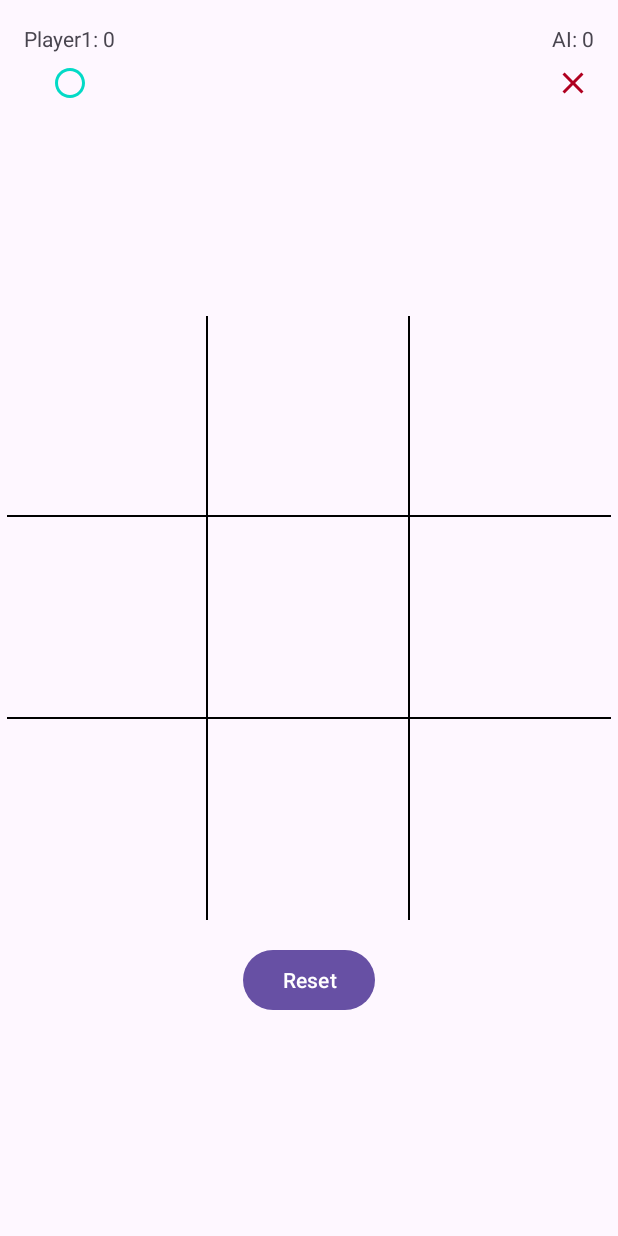
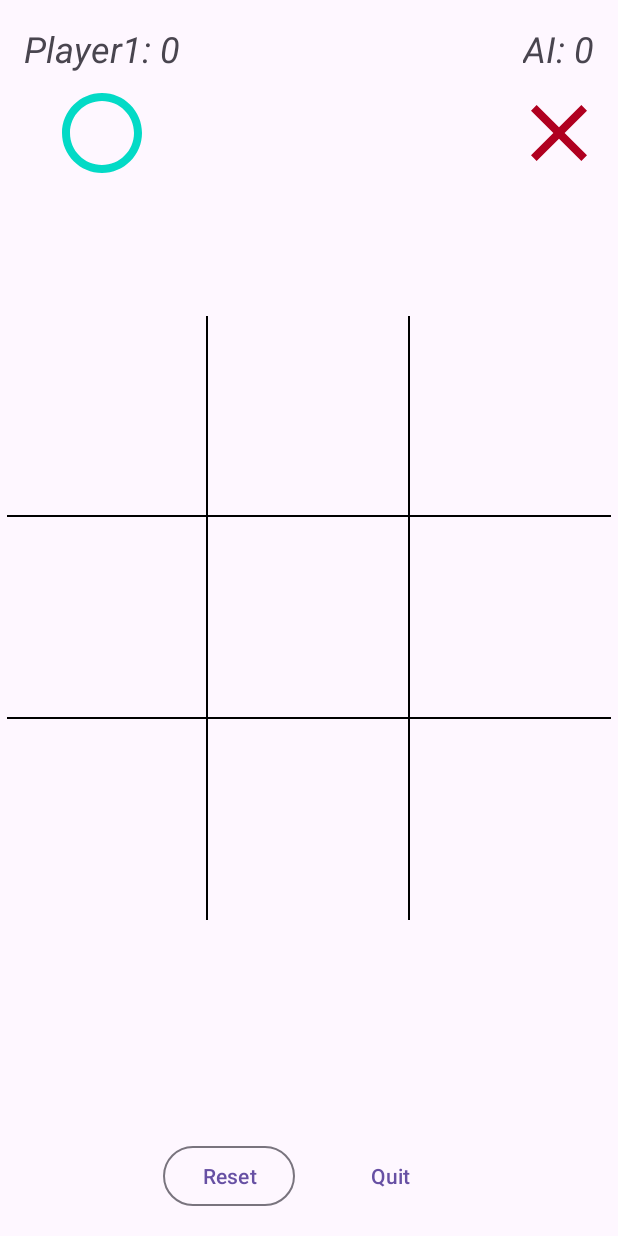
Before and after one commit to oelgazzar/TicTacToe, an Android app: the fragment GamePlayFragment placed in its activity, on a phone screen of 412 x 824 dp. Run offline under Robolectric (Android 15) with nearby library versions, the phone set to English and light mode, and no system bars; our stand-ins replace data binding; Roboto replaces fonts that are not available here; 1 statement that could not run was skipped.

Commit message:
update navigation

```diff
--- a/app/src/main/java/com/example/tictactoe/ui/GamePlayFragment.kt
+++ b/app/src/main/java/com/example/tictactoe/ui/GamePlayFragment.kt
@@ -24,9 +24,19 @@ class GamePlayFragment : Fragment(R.layout.fragment_game_play), BoardView.OnMove
         }
     }
 
+    override fun onStart() {
+        super.onStart()
+        viewModel.start()
+    }
+
     fun resetGame() {
         viewModel.reset()
         binding.boardView.invalidate()
+    }
+
+    fun quit() {
+        resetGame()
+        findNavController().navigate(R.id.action_gamePlayFragment_to_gameIntroFragment)
     }
 
     private fun onGameEnded() {
--- a/app/src/main/java/com/example/tictactoe/ui/GameViewModel.kt
+++ b/app/src/main/java/com/example/tictactoe/ui/GameViewModel.kt
@@ -42,10 +42,16 @@ class GameViewModel: ViewModel() {
 
 
     init {
-        reset()
+        start()
     }
 
     fun reset() {
+        _p1Score.value = 0
+        _p2Score.value = 0
+        start()
+    }
+
+    fun start() {
         _matrix.value = createEmptyMatrix()
         nextTurn = "p1"
         _winner = 0
--- a/app/src/main/res/layout/fragment_game_play.xml
+++ b/app/src/main/res/layout/fragment_game_play.xml
@@ -21,23 +21,27 @@
             android:id="@+id/player1_text"
             android:layout_width="wrap_content"
             android:layout_height="wrap_content"
+            android:layout_marginStart="16dp"
+            android:layout_marginTop="16dp"
             android:text="@{@string/player1_score_text(viewModel.p1Score)}"
+            android:textSize="24sp"
+            android:textStyle="italic"
             app:layout_constraintStart_toStartOf="parent"
             app:layout_constraintTop_toTopOf="parent"
-            android:layout_marginStart="16dp"
-            android:layout_marginTop="16dp"
-            tools:text="Player1: 10"/>
+            tools:text="Player1: 10" />
 
         <TextView
             android:id="@+id/player2_text"
             android:layout_width="wrap_content"
             android:layout_height="wrap_content"
+            android:layout_marginTop="16dp"
+            android:layout_marginEnd="16dp"
             android:text="@{@string/player2_score_text(viewModel.mode, viewModel.p2Score)}"
+            android:textSize="24sp"
+            android:textStyle="italic"
             app:layout_constraintEnd_toEndOf="parent"
             app:layout_constraintTop_toTopOf="parent"
-            android:layout_marginEnd="16dp"
-            android:layout_marginTop="16dp"
-            tools:text="Player2: 5"/>
+            tools:text="Player2: 5" />
 
         <com.example.tictactoe.ui.BoardView
             android:id="@+id/boardView"
@@ -47,18 +51,7 @@
             app:layout_constraintEnd_toEndOf="parent"
             app:layout_constraintStart_toStartOf="parent"
             app:layout_constraintTop_toTopOf="parent"
-            app:matrix="@{viewModel.matrix}"/>
-
-        <Button
-            android:id="@+id/reset_button"
-            android:layout_width="wrap_content"
-            android:layout_height="wrap_content"
-            android:layout_marginTop="16dp"
-            android:text="@string/reset_label"
-            app:layout_constraintEnd_toEndOf="parent"
-            app:layout_constraintStart_toStartOf="parent"
-            app:layout_constraintTop_toBottomOf="@id/boardView"
-            android:onClick="@{(view) -> gamePlayFragment.resetGame()}" />
+            app:matrix="@{viewModel.matrix}" />
 
         <ImageView
             android:id="@+id/imageView"
@@ -68,7 +61,7 @@
             app:layout_constraintEnd_toEndOf="@+id/player1_text"
             app:layout_constraintStart_toStartOf="@+id/player1_text"
             app:layout_constraintTop_toBottomOf="@+id/player1_text"
-            app:srcCompat="@drawable/ic_o_small" />
+            app:srcCompat="@drawable/ic_o" />
 
         <ImageView
             android:id="@+id/imageView2"
@@ -78,7 +71,34 @@
             app:layout_constraintEnd_toEndOf="@+id/player2_text"
             app:layout_constraintStart_toStartOf="@+id/player2_text"
             app:layout_constraintTop_toBottomOf="@+id/player2_text"
-            app:srcCompat="@drawable/ic_x_small" />
+            app:srcCompat="@drawable/ic_x" />
+
+        <Button
+            android:id="@+id/reset_button"
+            android:layout_width="wrap_content"
+            android:layout_height="wrap_content"
+            android:layout_marginBottom="16dp"
+            android:onClick="@{(view) -> gamePlayFragment.resetGame()}"
+            android:text="@string/reset_label"
+            app:layout_constraintBottom_toBottomOf="parent"
+            app:layout_constraintEnd_toStartOf="@+id/quit_button"
+            app:layout_constraintHorizontal_bias="0.5"
+            app:layout_constraintHorizontal_chainStyle="packed"
+            app:layout_constraintStart_toStartOf="parent"
+            style="@style/Widget.Material3.Button.OutlinedButton"/>
+
+        <Button
+            android:id="@+id/quit_button"
+            style="@style/Widget.Material3.Button.TextButton"
+            android:layout_width="wrap_content"
+            android:layout_height="wrap_content"
+            android:layout_marginStart="19dp"
+            android:text="@string/quit_label"
+            app:layout_constraintEnd_toEndOf="parent"
+            app:layout_constraintHorizontal_bias="0.5"
+            app:layout_constraintStart_toEndOf="@+id/reset_button"
+            app:layout_constraintTop_toTopOf="@+id/reset_button"
+            android:onClick="@{(view) -> gamePlayFragment.quit()}"/>
 
 
     </androidx.constraintlayout.widget.ConstraintLayout>
--- a/app/src/main/res/navigation/nav_graph.xml
+++ b/app/src/main/res/navigation/nav_graph.xml
@@ -16,6 +16,11 @@
         <argument
             android:name="result_message"
             app:argType="string" />
+        <action
+            android:id="@+id/action_gamePlayFragment_to_gameIntroFragment"
+            app:destination="@id/gameIntroFragment"
+            app:popUpTo="@id/gamePlayFragment"
+            app:popUpToInclusive="true" />
     </fragment>
     <fragment
         android:id="@+id/gameIntroFragment"
@@ -31,5 +36,11 @@
         android:id="@+id/gameEndFragment"
         android:name="com.example.tictactoe.ui.GameEndFragment"
         android:label="fragment_game_end"
-        tools:layout="@layout/fragment_game_end" />
+        tools:layout="@layout/fragment_game_end" >
+        <action
+            android:id="@+id/action_gameEndFragment_to_gamePlayFragment"
+            app:destination="@id/gamePlayFragment"
+            app:popUpTo="@id/gamePlayFragment"
+            app:popUpToInclusive="true" />
+    </fragment>
 </navigation>
--- a/app/src/main/res/values/strings.xml
+++ b/app/src/main/res/values/strings.xml
@@ -5,4 +5,6 @@
     <string name="reset_label">Reset</string>
     <string name="player1_score_text">Player1: %d</string>
     <string name="player2_score_text">%s: %d</string>
+    <string name="play_again_label">Play again</string>
+    <string name="quit_label">Quit</string>
 </resources>
```
Also changed, not shown: app/src/main/java/com/example/tictactoe/ui/GameEndFragment.kt (+8 -1 lines), app/src/main/res/layout/fragment_game_end.xml (+12 -0 lines), app/src/main/res/layout/fragment_game_intro.xml (+22 -20 lines).
